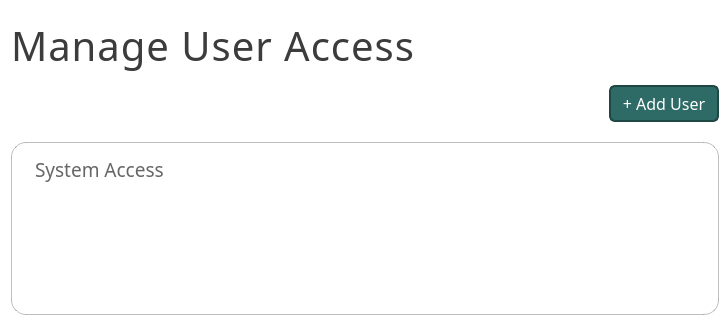
First picture: the form in ui/PageUserAccess.ui, repository karlito20/AdoraFlowProject, before the edit; both pictures show x 0 to 725 and y 0 to 327 of the 725 by 499 pixel window.
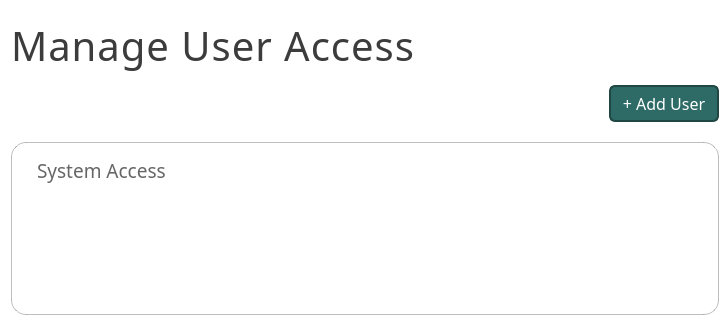
Second picture: the form after the edit.

The edit to the form file:
```diff
--- a/ui/PageUserAccess.ui
+++ b/ui/PageUserAccess.ui
@@ -606,6 +606,12 @@
 }</string>
      </property>
      <layout class="QVBoxLayout" name="verticalLayout_2">
+      <property name="leftMargin">
+       <number>6</number>
+      </property>
+      <property name="topMargin">
+       <number>10</number>
+      </property>
       <property name="rightMargin">
        <number>6</number>
       </property>
@@ -618,7 +624,7 @@
          </font>
         </property>
         <property name="styleSheet">
-         <string notr="true">padding-left: 10px;
+         <string notr="true">padding-left: 15px;
 padding-top: 5px;
 	color: rgba(60, 60, 60, 200);
 </string>
@@ -649,7 +655,7 @@
            <x>0</x>
            <y>0</y>
            <width>699</width>
-           <height>132</height>
+           <height>128</height>
           </rect>
          </property>
          <property name="sizePolicy">
```
